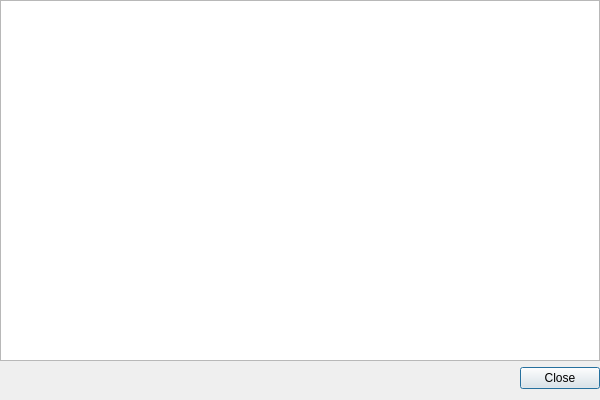
First picture: the form in gui/consolewindow.ui, repository FreesmTeam/FreesmLauncher, before the edit.
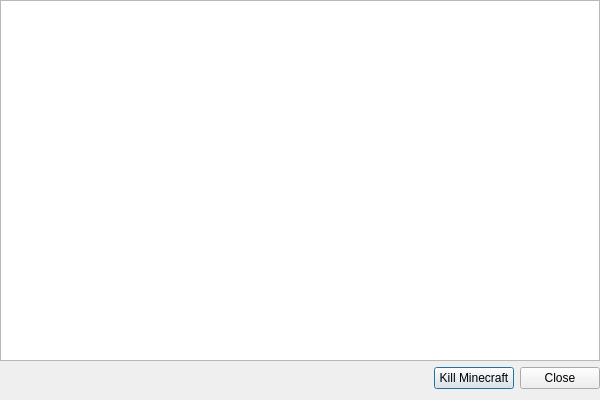
Second picture: the form after the edit.

The edit to the form file:
```diff
--- a/gui/consolewindow.ui
+++ b/gui/consolewindow.ui
@@ -62,6 +62,13 @@
        </property>
       </spacer>
      </item>
+     <item>
+      <widget class="QPushButton" name="btnKillMinecraft">
+       <property name="text">
+        <string>Kill Minecraft</string>
+       </property>
+      </widget>
+     </item>
      <item>
       <widget class="QPushButton" name="closeButton">
        <property name="text">
```
